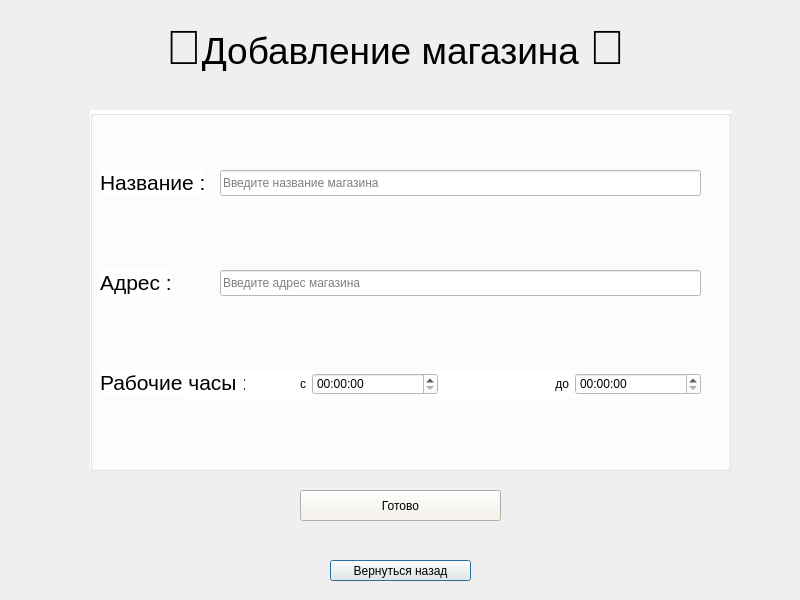
This is add_shop.ui in mamam111a/2-year_coursework_client as Qt 5 draws it before an edit. The edited form follows.
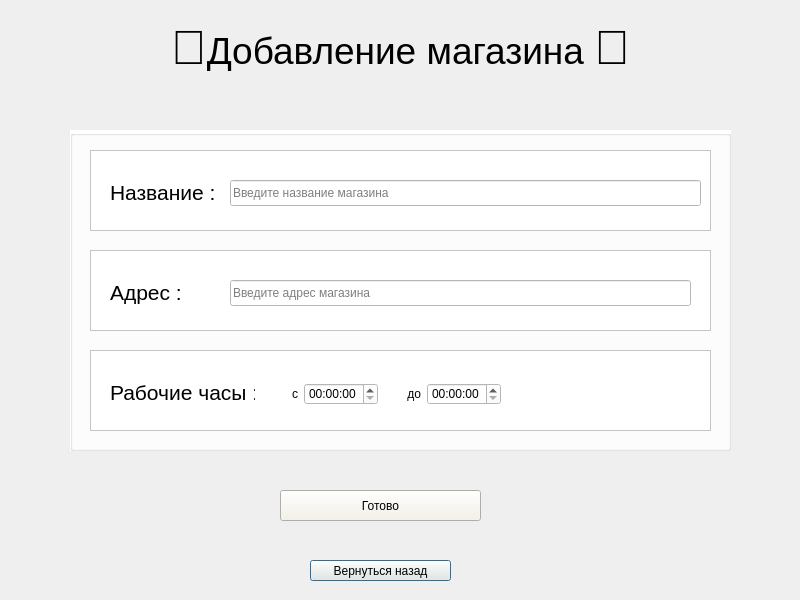
This is the edited form.

Patch:
```diff
--- a/add_shop.ui
+++ b/add_shop.ui
@@ -16,7 +16,7 @@
   <widget class="QPushButton" name="pushButton">
    <property name="geometry">
     <rect>
-     <x>330</x>
+     <x>310</x>
      <y>560</y>
      <width>141</width>
      <height>21</height>
@@ -35,9 +35,9 @@
   <widget class="QLabel" name="label">
    <property name="geometry">
     <rect>
-     <x>100</x>
+     <x>0</x>
      <y>20</y>
-     <width>591</width>
+     <width>801</width>
      <height>51</height>
     </rect>
    </property>
@@ -48,7 +48,7 @@
   <widget class="QPushButton" name="pushButton_2">
    <property name="geometry">
     <rect>
-     <x>300</x>
+     <x>280</x>
      <y>490</y>
      <width>201</width>
      <height>31</height>
@@ -80,10 +80,10 @@
   <widget class="QGroupBox" name="groupBox">
    <property name="geometry">
     <rect>
-     <x>90</x>
-     <y>110</y>
-     <width>641</width>
-     <height>361</height>
+     <x>70</x>
+     <y>130</y>
+     <width>661</width>
+     <height>321</height>
     </rect>
    </property>
    <property name="styleSheet">
@@ -92,44 +92,27 @@
    <property name="title">
     <string/>
    </property>
-   <widget class="QWidget" name="layoutWidget">
+   <widget class="QFrame" name="frame">
     <property name="geometry">
      <rect>
-      <x>90</x>
-      <y>260</y>
-      <width>521</width>
-      <height>29</height>
+      <x>20</x>
+      <y>20</y>
+      <width>621</width>
+      <height>81</height>
      </rect>
     </property>
-    <layout class="QHBoxLayout" name="horizontalLayout">
-     <item>
-      <widget class="QLabel" name="label_5">
-       <property name="text">
-        <string>&lt;html&gt;&lt;head/&gt;&lt;body&gt;&lt;p align=&quot;right&quot;&gt;с&lt;/p&gt;&lt;/body&gt;&lt;/html&gt;</string>
-       </property>
-      </widget>
-     </item>
-     <item>
-      <widget class="QTimeEdit" name="timeEdit_2"/>
-     </item>
-     <item>
-      <widget class="QLabel" name="label_6">
-       <property name="text">
-        <string>&lt;html&gt;&lt;head/&gt;&lt;body&gt;&lt;p align=&quot;right&quot;&gt;до&lt;/p&gt;&lt;/body&gt;&lt;/html&gt;</string>
-       </property>
-      </widget>
-     </item>
-     <item>
-      <widget class="QTimeEdit" name="timeEdit"/>
-     </item>
-    </layout>
-   </widget>
+    <property name="frameShape">
+     <enum>QFrame::StyledPanel</enum>
+    </property>
+    <property name="frameShadow">
+     <enum>QFrame::Raised</enum>
+    </property>
    <widget class="QLineEdit" name="name">
     <property name="geometry">
      <rect>
-      <x>130</x>
-      <y>60</y>
-      <width>481</width>
+       <x>140</x>
+       <y>30</y>
+       <width>471</width>
       <height>26</height>
      </rect>
     </property>
@@ -137,24 +120,11 @@
      <string>Введите название магазина</string>
     </property>
    </widget>
-   <widget class="QLineEdit" name="adress">
-    <property name="geometry">
-     <rect>
-      <x>130</x>
-      <y>160</y>
-      <width>481</width>
-      <height>26</height>
-     </rect>
-    </property>
-    <property name="placeholderText">
-     <string>Введите адрес магазина</string>
-    </property>
-   </widget>
    <widget class="QLabel" name="label_2">
     <property name="geometry">
      <rect>
-      <x>10</x>
-      <y>60</y>
+       <x>20</x>
+       <y>30</y>
       <width>105</width>
       <height>26</height>
      </rect>
@@ -163,11 +133,27 @@
      <string>&lt;html&gt;&lt;head/&gt;&lt;body&gt;&lt;p&gt;&lt;span style=&quot; font-size:16pt;&quot;&gt;Название :&lt;/span&gt;&lt;/p&gt;&lt;/body&gt;&lt;/html&gt;</string>
     </property>
    </widget>
+   </widget>
+   <widget class="QFrame" name="frame_2">
+    <property name="geometry">
+     <rect>
+      <x>20</x>
+      <y>120</y>
+      <width>621</width>
+      <height>81</height>
+     </rect>
+    </property>
+    <property name="frameShape">
+     <enum>QFrame::StyledPanel</enum>
+    </property>
+    <property name="frameShadow">
+     <enum>QFrame::Raised</enum>
+    </property>
    <widget class="QLabel" name="label_3">
     <property name="geometry">
      <rect>
-      <x>10</x>
-      <y>160</y>
+       <x>20</x>
+       <y>30</y>
       <width>71</width>
       <height>26</height>
      </rect>
@@ -176,11 +162,40 @@
      <string>&lt;html&gt;&lt;head/&gt;&lt;body&gt;&lt;p&gt;&lt;span style=&quot; font-size:16pt;&quot;&gt;Адрес :&lt;/span&gt;&lt;/p&gt;&lt;/body&gt;&lt;/html&gt;</string>
     </property>
    </widget>
+    <widget class="QLineEdit" name="adress">
+     <property name="geometry">
+      <rect>
+       <x>140</x>
+       <y>30</y>
+       <width>461</width>
+       <height>26</height>
+      </rect>
+     </property>
+     <property name="placeholderText">
+      <string>Введите адрес магазина</string>
+     </property>
+    </widget>
+   </widget>
+   <widget class="QFrame" name="frame_3">
+    <property name="geometry">
+     <rect>
+      <x>20</x>
+      <y>220</y>
+      <width>621</width>
+      <height>81</height>
+     </rect>
+    </property>
+    <property name="frameShape">
+     <enum>QFrame::StyledPanel</enum>
+    </property>
+    <property name="frameShadow">
+     <enum>QFrame::Raised</enum>
+    </property>
    <widget class="QLabel" name="label_4">
     <property name="geometry">
      <rect>
-      <x>10</x>
-      <y>260</y>
+       <x>20</x>
+       <y>30</y>
       <width>145</width>
       <height>26</height>
      </rect>
@@ -189,11 +204,42 @@
      <string>&lt;html&gt;&lt;head/&gt;&lt;body&gt;&lt;p&gt;&lt;span style=&quot; font-size:16pt;&quot;&gt;Рабочие часы :&lt;/span&gt;&lt;/p&gt;&lt;/body&gt;&lt;/html&gt;</string>
     </property>
    </widget>
-   <zorder>layoutWidget</zorder>
-   <zorder>label_5</zorder>
-   <zorder>label_6</zorder>
-   <zorder>layoutWidget</zorder>
-   <zorder>label_4</zorder>
+    <widget class="QWidget" name="layoutWidget">
+     <property name="geometry">
+      <rect>
+       <x>170</x>
+       <y>30</y>
+       <width>241</width>
+       <height>28</height>
+      </rect>
+     </property>
+     <layout class="QHBoxLayout" name="horizontalLayout">
+      <item>
+       <widget class="QLabel" name="label_5">
+        <property name="text">
+         <string>&lt;html&gt;&lt;head/&gt;&lt;body&gt;&lt;p align=&quot;right&quot;&gt;с&lt;/p&gt;&lt;/body&gt;&lt;/html&gt;</string>
+        </property>
+       </widget>
+      </item>
+      <item>
+       <widget class="QTimeEdit" name="timeEdit_2"/>
+      </item>
+      <item>
+       <widget class="QLabel" name="label_6">
+        <property name="text">
+         <string>&lt;html&gt;&lt;head/&gt;&lt;body&gt;&lt;p align=&quot;right&quot;&gt;до&lt;/p&gt;&lt;/body&gt;&lt;/html&gt;</string>
+        </property>
+       </widget>
+      </item>
+      <item>
+       <widget class="QTimeEdit" name="timeEdit"/>
+      </item>
+     </layout>
+    </widget>
+   </widget>
+   <zorder>frame_3</zorder>
+   <zorder>frame_2</zorder>
+   <zorder>frame</zorder>
   </widget>
  </widget>
  <resources/>
```
Lines whose indentation alone changed are shown as unchanged.
